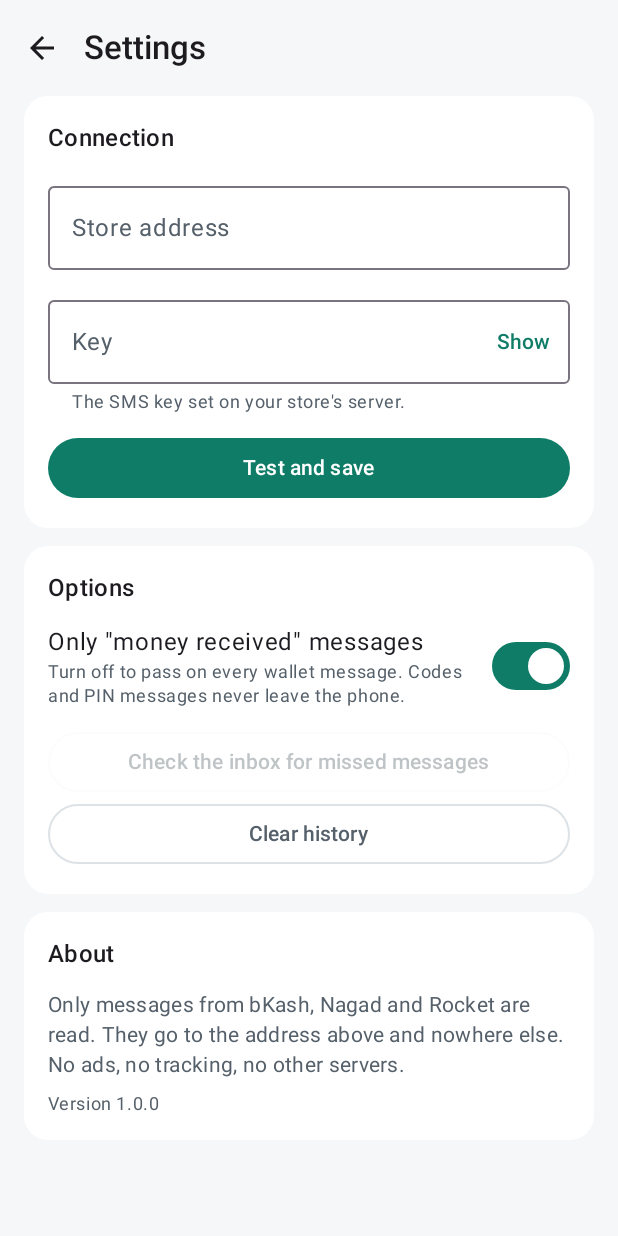
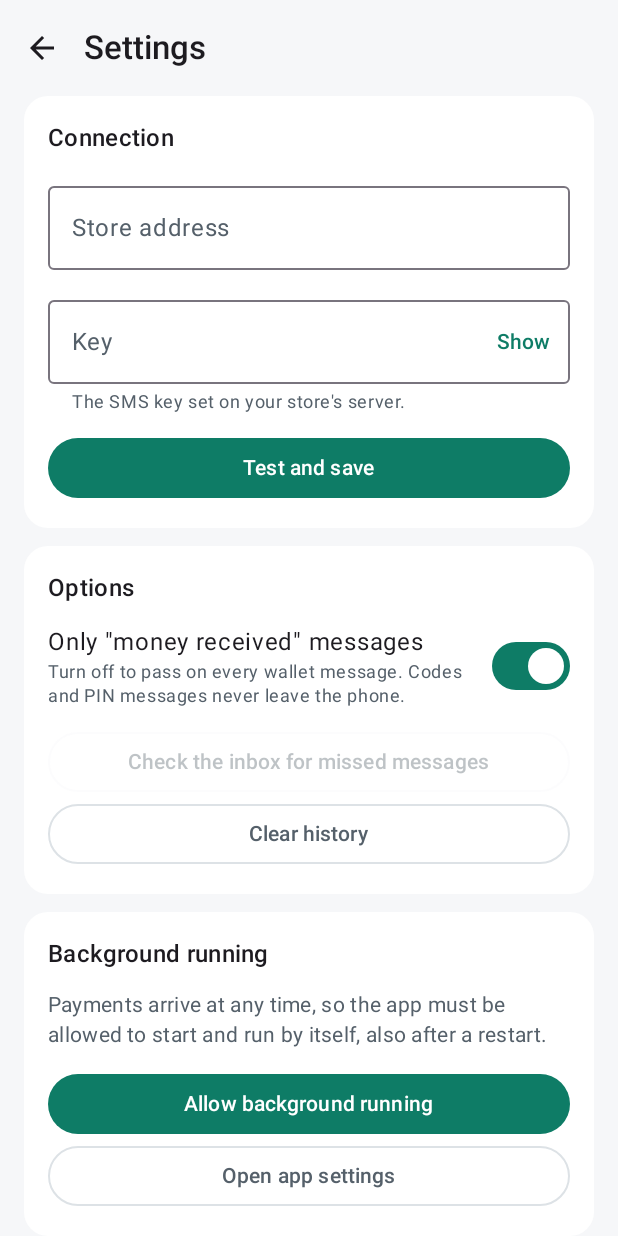
Before and after one commit to SahinurDEV/pay-relay, an Android app built with Jetpack Compose: the screen it shows after launch (MainActivity), after a tap on "Settings", on a phone screen of 412 x 824 dp. Run offline under Robolectric (Android 15) with nearby library versions, the phone set to English and light mode, and no system bars; our stand-ins replace Room's generated code; 2 statements that could not run were skipped.

Commit message:
1.1.0: auto-start settings, release workflow that builds the signed APK, server guide

```diff
--- a/app/build.gradle.kts
+++ b/app/build.gradle.kts
@@ -19,8 +19,9 @@ android {
         applicationId = "org.threelx.payrelay"
         minSdk = 26
         targetSdk = 36
-        versionCode = 1
-        versionName = "1.0.0"
+        // The release workflow sets these from the git tag (v1.2.3 -> 1.2.3 / 10203).
+        versionCode = (findProperty("appVersionCode") as String?)?.toInt() ?: 10100
+        versionName = (findProperty("appVersionName") as String?) ?: "1.1.0"
     }
 
     signingConfigs {
--- a/app/src/main/java/org/threelx/payrelay/MainActivity.kt
+++ b/app/src/main/java/org/threelx/payrelay/MainActivity.kt
@@ -71,7 +71,12 @@ class MainActivity : ComponentActivity() {
                 }
 
                 if (onSettings) {
-                    SettingsScreen(model = model, onBack = { model.clearNotice(); onSettings = false })
+                    SettingsScreen(
+                        model = model,
+                        background = access.background,
+                        onAllowBackground = ::askToRunInBackground,
+                        onBack = { model.clearNotice(); onSettings = false },
+                    )
                 } else {
                     HomeScreen(
                         model = model,
--- /dev/null
+++ b/app/src/main/java/org/threelx/payrelay/ui/AutoStart.kt
@@ -0,0 +1,51 @@
+package org.threelx.payrelay.ui
+
+import android.content.ComponentName
+import android.content.Context
+import android.content.Intent
+import android.content.pm.PackageManager
+import android.os.Build
+
+/**
+ * Many phone makers stop apps from starting by themselves (after a restart,
+ * or when a message arrives) unless the owner allows it on a screen of their
+ * own. Android has no standard way to open it, so these are the known ones.
+ */
+object AutoStart {
+    private val screens = listOf(
+        // Xiaomi, Redmi, POCO (MIUI / HyperOS)
+        ComponentName("com.miui.securitycenter", "com.miui.permcenter.autostart.AutoStartManagementActivity"),
+        // Oppo, Realme, OnePlus (ColorOS / realme UI / OxygenOS)
+        ComponentName("com.coloros.safecenter", "com.coloros.safecenter.permission.startup.StartupAppListActivity"),
+        ComponentName("com.coloros.safecenter", "com.coloros.safecenter.startupapp.StartupAppListActivity"),
+        ComponentName("com.oplus.safecenter", "com.oplus.safecenter.startupapp.view.StartupAppListActivity"),
+        ComponentName("com.oppo.safe", "com.oppo.safe.permission.startup.StartupAppListActivity"),
+        // Vivo, iQOO (Funtouch / OriginOS)
+        ComponentName("com.vivo.permissionmanager", "com.vivo.permissionmanager.activity.BgStartUpManagerActivity"),
+        ComponentName("com.iqoo.secure", "com.iqoo.secure.ui.phoneoptimize.BgStartUpManager"),
+        // Huawei, Honor (EMUI / MagicOS)
+        ComponentName("com.huawei.systemmanager", "com.huawei.systemmanager.startupmgr.ui.StartupNormalAppListActivity"),
+        ComponentName("com.hihonor.systemmanager", "com.hihonor.systemmanager.startupmgr.ui.StartupNormalAppListActivity"),
+        // Samsung (One UI): the battery screen, where "Never sleeping apps" lives
+        ComponentName("com.samsung.android.lool", "com.samsung.android.sm.battery.ui.BatteryActivity"),
+        // Asus
+        ComponentName("com.asus.mobilemanager", "com.asus.mobilemanager.autostart.AutoStartActivity"),
+        // Infinix, Tecno, itel (XOS / HiOS)
+        ComponentName("com.transsion.phonemaster", "com.cyin.himgr.autostart.AutoStartActivity"),
+    )
+
+    /** The maker's auto-start screen on this phone, or null when it has none we know. */
+    fun intent(context: Context): Intent? = screens
+        .map { Intent().setComponent(it).addFlags(Intent.FLAG_ACTIVITY_NEW_TASK) }
+        .firstOrNull { candidate ->
+            context.packageManager.resolveActivity(candidate, PackageManager.MATCH_DEFAULT_ONLY)?.activityInfo?.exported == true
+        }
+
+    /** The app's own page in Android settings: battery, notifications and permissions are all one tap from here. */
+    fun appDetails(context: Context): Intent =
+        Intent(android.provider.Settings.ACTION_APPLICATION_DETAILS_SETTINGS)
+            .setData(android.net.Uri.fromParts("package", context.packageName, null))
+            .addFlags(Intent.FLAG_ACTIVITY_NEW_TASK)
+
+    val maker: String get() = Build.MANUFACTURER.replaceFirstChar { it.uppercase() }
+}
--- a/app/src/main/java/org/threelx/payrelay/ui/SettingsScreen.kt
+++ b/app/src/main/java/org/threelx/payrelay/ui/SettingsScreen.kt
@@ -33,6 +33,8 @@ import androidx.compose.runtime.Composable
 import androidx.compose.runtime.LaunchedEffect
 import androidx.compose.runtime.getValue
 import androidx.compose.runtime.mutableStateOf
+import androidx.compose.runtime.remember
+import androidx.compose.ui.platform.LocalContext
 import androidx.compose.runtime.saveable.rememberSaveable
 import androidx.compose.runtime.setValue
 import androidx.compose.ui.Alignment
@@ -52,7 +54,9 @@ import org.threelx.payrelay.R
 
 @OptIn(ExperimentalMaterial3Api::class)
 @Composable
-fun SettingsScreen(model: MainViewModel, onBack: () -> Unit) {
+fun SettingsScreen(model: MainViewModel, background: Boolean, onAllowBackground: () -> Unit, onBack: () -> Unit) {
+    val context = LocalContext.current
+    val autoStart = remember { AutoStart.intent(context) }
     val config by model.config.collectAsStateWithLifecycle()
     val busy by model.busy.collectAsStateWithLifecycle()
     val notice by model.notice.collectAsStateWithLifecycle()
@@ -139,6 +143,24 @@ fun SettingsScreen(model: MainViewModel, onBack: () -> Unit) {
                 OutlinedButton(onClick = model::clearHistory, modifier = Modifier.fillMaxWidth()) { Text(stringResource(R.string.clear_history)) }
             }
 
+            Section(stringResource(R.string.running)) {
+                Text(stringResource(R.string.running_hint), style = MaterialTheme.typography.bodyMedium, color = MaterialTheme.colorScheme.onSurfaceVariant)
+                Spacer(Modifier.height(12.dp))
+                if (background) {
+                    Text(stringResource(R.string.running_battery_ok), style = MaterialTheme.typography.bodyMedium, color = MaterialTheme.colorScheme.primary)
+                } else {
+                    Button(onClick = onAllowBackground, modifier = Modifier.fillMaxWidth()) { Text(stringResource(R.string.running_battery)) }
+                }
+                if (autoStart != null) {
+                    OutlinedButton(onClick = { runCatching { context.startActivity(autoStart) } }, modifier = Modifier.fillMaxWidth().testTag("autostart")) {
+                        Text(stringResource(R.string.running_autostart, AutoStart.maker))
+                    }
+                }
+                OutlinedButton(onClick = { runCatching { context.startActivity(AutoStart.appDetails(context)) } }, modifier = Modifier.fillMaxWidth()) {
+                    Text(stringResource(R.string.running_app_info))
+                }
+            }
+
             Section(stringResource(R.string.about)) {
                 Text(stringResource(R.string.about_privacy), style = MaterialTheme.typography.bodyMedium, color = MaterialTheme.colorScheme.onSurfaceVariant)
                 Spacer(Modifier.height(8.dp))
--- a/app/src/main/res/values/strings.xml
+++ b/app/src/main/res/values/strings.xml
@@ -89,6 +89,12 @@
     </plurals>
     <string name="clear_history">Clear history</string>
     <string name="cleared">History cleared.</string>
+    <string name="running">Background running</string>
+    <string name="running_hint">Payments arrive at any time, so the app must be allowed to start and run by itself, also after a restart.</string>
+    <string name="running_battery">Allow background running</string>
+    <string name="running_battery_ok">Background running is allowed.</string>
+    <string name="running_autostart">Open %1$s auto-start settings</string>
+    <string name="running_app_info">Open app settings</string>
     <string name="about">About</string>
     <string name="about_privacy">Only messages from bKash, Nagad and Rocket are read. They go to the address above and nowhere else. No ads, no tracking, no other servers.</string>
     <string name="version">Version %1$s</string>
```
Also changed, not shown: app/src/main/AndroidManifest.xml (+15 -0 lines), 9 other files.
